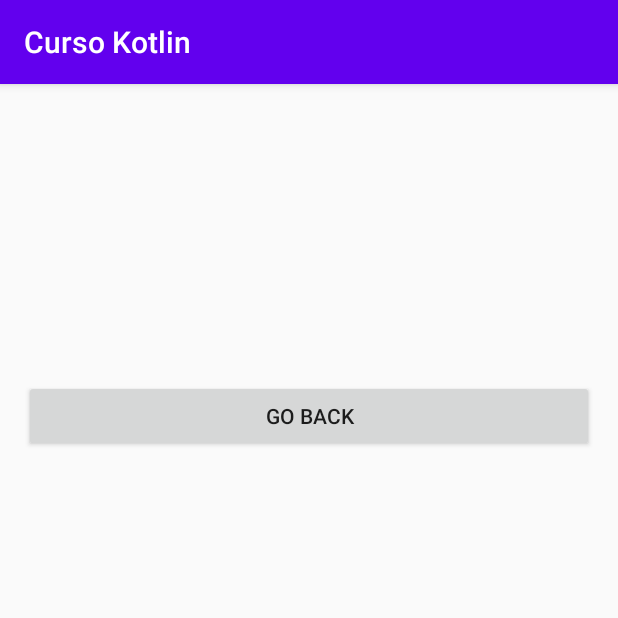
After one commit to Irwing-Herrera/kotlin-udemy, an Android app: the IntentExtraActivity screen opened directly, with no data from a screen before it, on a phone screen of 412 x 824 dp, the top half of it. The commit adds this screen. Run offline under Robolectric (Android 15) with nearby library versions, the phone set to English and light mode, and no system bars.

Commit message:
Intents (Extra, Flags y Object con Parcelable)

```diff
--- a/app/src/main/AndroidManifest.xml
+++ b/app/src/main/AndroidManifest.xml
@@ -11,7 +11,9 @@
         android:roundIcon="@mipmap/ic_launcher_round"
         android:supportsRtl="true"
         android:theme="@style/AppTheme">
-        <activity android:name=".Section_01.Activities.ListViewActivity"></activity>
+        <activity android:name=".Section_01.Activities.Intents.IntentExtraActivity"></activity>
+        <activity android:name=".Section_01.Activities.IntentsActivity" />
+        <activity android:name=".Section_01.Activities.ListViewActivity" />
         <activity android:name=".Section_01.Activities.PicassoActivity" />
         <activity android:name=".Section_01.Activities.KotlinAndroidExtensionsActivity" />
         <activity android:name=".Section_01.Activities.ClickEventsActivity" />
--- a/app/src/main/java/iherrera/cursokotlin/com/MainActivity.kt
+++ b/app/src/main/java/iherrera/cursokotlin/com/MainActivity.kt
@@ -33,6 +33,9 @@ class MainActivity : AppCompatActivity() {
         val btnToListView = findViewById<Button>(R.id.buttonToListView)
         btnToListView.setOnClickListener { openActivity<ListViewActivity>(this) }
 
+        val btnToIntents = findViewById<Button>(R.id.buttonToIntents)
+        btnToIntents.setOnClickListener { openActivity<IntentsActivity>(this) }
+
         buttonToPicasso.setOnClickListener { openActivity<PicassoActivity>(this) }
     }
 
--- /dev/null
+++ b/app/src/main/java/iherrera/cursokotlin/com/Section_01/Activities/Intents/IntentExtraActivity.kt
@@ -0,0 +1,59 @@
+package iherrera.cursokotlin.com.Section_01.Activities.Intents
+
+import android.content.Intent
+import androidx.appcompat.app.AppCompatActivity
+import android.os.Bundle
+import android.view.View
+import iherrera.cursokotlin.com.R
+import iherrera.cursokotlin.com.Section_01.Activities.IntentsActivity
+import iherrera.cursokotlin.com.Section_01.Models.Student
+import kotlinx.android.synthetic.main.activity_intent_extra.*
+
+class IntentExtraActivity : AppCompatActivity() {
+    override fun onCreate(savedInstanceState: Bundle?) {
+        super.onCreate(savedInstanceState)
+        setContentView(R.layout.activity_intent_extra)
+
+        buttonBack.setOnClickListener { startActivity(Intent(this, IntentsActivity::class.java)) }
+
+        val isExtraSet = _setIntentExtraFromPreviousActivity()
+        val isParcelableSet = _setParcelableExtraFromPreviousActivity()
+
+        if (!isExtraSet && !isParcelableSet)
+            switch1.visibility = View.INVISIBLE
+
+    }
+
+    private fun _setIntentExtraFromPreviousActivity() : Boolean {
+        val name: String? = intent.getStringExtra("name")
+        val lastName: String? = intent.getStringExtra("lastName")
+        val age: Int = intent.getIntExtra("age", -1)
+        val developer: Boolean = intent.getBooleanExtra("developer", false)
+
+        if (name != null && lastName != null && age >= 0) {
+            textViewFirstName.text = name
+            textViewLastName.text = lastName
+            textViewAge.text = "$age"
+            switch1.isChecked = developer
+
+            return true
+        }
+
+        return false
+    }
+
+    private fun _setParcelableExtraFromPreviousActivity() : Boolean {
+        val student = intent.getParcelableExtra<Student>("student")
+        student?.let {
+            switch1.visibility = View.VISIBLE
+
+            textViewFirstName.text = student.name
+            textViewLastName.text = student.lastName
+            textViewAge.text = "${student.age}"
+            switch1.isChecked = student.isDeveloper
+
+            return true
+        }
+        return false
+    }
+}
--- /dev/null
+++ b/app/src/main/res/layout/activity_intent_extra.xml
@@ -0,0 +1,57 @@
+<?xml version="1.0" encoding="utf-8"?>
+<androidx.constraintlayout.widget.ConstraintLayout xmlns:android="http://schemas.android.com/apk/res/android"
+    xmlns:app="http://schemas.android.com/apk/res-auto"
+    xmlns:tools="http://schemas.android.com/tools"
+    android:layout_width="match_parent"
+    android:layout_height="match_parent"
+    tools:context=".Section_01.Activities.Intents.IntentExtraActivity">
+
+    <TextView
+        android:id="@+id/textViewFirstName"
+        android:layout_width="wrap_content"
+        android:layout_height="wrap_content"
+        android:layout_marginStart="16dp"
+        android:layout_marginTop="32dp"
+        app:layout_constraintStart_toStartOf="parent"
+        app:layout_constraintTop_toTopOf="parent" />
+
+    <TextView
+        android:id="@+id/textViewLastName"
+        android:layout_width="wrap_content"
+        android:layout_height="wrap_content"
+        android:layout_marginStart="16dp"
+        android:layout_marginTop="16dp"
+        app:layout_constraintStart_toStartOf="parent"
+        app:layout_constraintTop_toBottomOf="@+id/textViewFirstName" />
+
+    <TextView
+        android:id="@+id/textViewAge"
+        android:layout_width="wrap_content"
+        android:layout_height="wrap_content"
+        android:layout_marginStart="16dp"
+        android:layout_marginTop="16dp"
+        app:layout_constraintStart_toStartOf="parent"
+        app:layout_constraintTop_toBottomOf="@+id/textViewLastName" />
+
+    <Switch
+        android:id="@+id/switch1"
+        android:layout_width="wrap_content"
+        android:layout_height="wrap_content"
+        android:layout_marginStart="16dp"
+        android:layout_marginTop="16dp"
+        android:text="Developer"
+        app:layout_constraintStart_toStartOf="parent"
+        app:layout_constraintTop_toBottomOf="@+id/textViewAge" />
+
+    <Button
+        android:id="@+id/buttonBack"
+        android:layout_width="0dp"
+        android:layout_height="wrap_content"
+        android:layout_marginStart="16dp"
+        android:layout_marginTop="32dp"
+        android:layout_marginEnd="16dp"
+        android:text="Go Back"
+        app:layout_constraintEnd_toEndOf="parent"
+        app:layout_constraintStart_toStartOf="parent"
+        app:layout_constraintTop_toBottomOf="@+id/switch1" />
+</androidx.constraintlayout.widget.ConstraintLayout>
```
Also changed, not shown: app/src/main/java/iherrera/cursokotlin/com/Section_01/Activities/IntentsActivity.kt (added, +44 -0 lines), app/src/main/java/iherrera/cursokotlin/com/Section_01/Models/Student.kt (added, +52 -0 lines), app/src/main/res/layout/activity_intents.xml (added, +45 -0 lines).
